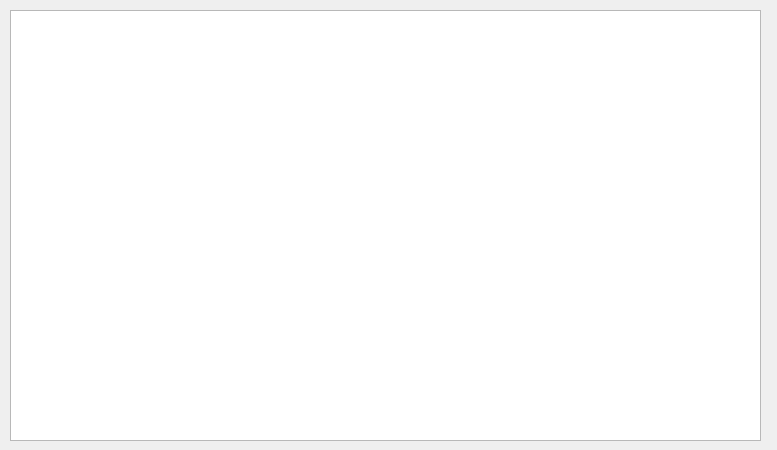
This is showcart.ui in mhortis/Eshop_QT as Qt 5 draws it before an edit. The edited form follows.
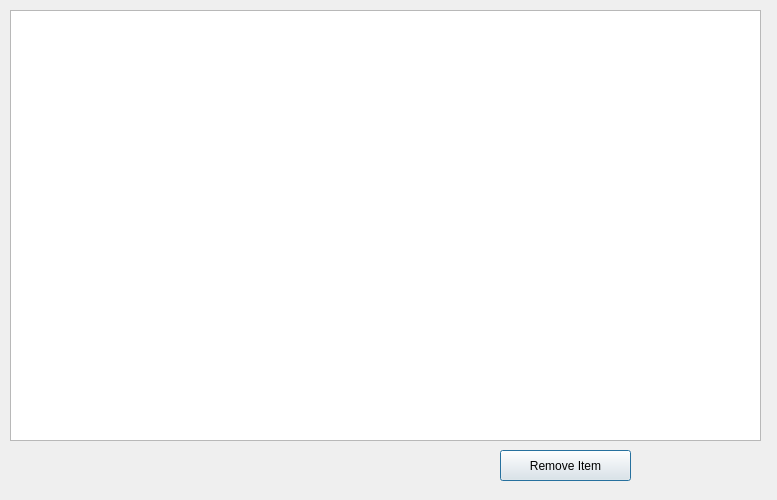
This is the edited form.

```diff
--- a/showcart.ui
+++ b/showcart.ui
@@ -7,7 +7,7 @@
     <x>0</x>
     <y>0</y>
     <width>777</width>
-    <height>450</height>
+    <height>500</height>
    </rect>
   </property>
   <property name="windowTitle">
@@ -35,6 +35,19 @@
     <bool>true</bool>
    </property>
   </widget>
+  <widget class="QPushButton" name="pushButton">
+   <property name="geometry">
+    <rect>
+     <x>500</x>
+     <y>450</y>
+     <width>131</width>
+     <height>31</height>
+    </rect>
+   </property>
+   <property name="text">
+    <string>Remove Item</string>
+   </property>
+  </widget>
  </widget>
  <resources/>
  <connections/>
```
Left out of the diff: 2 changed lines with no effect on the pictures.
